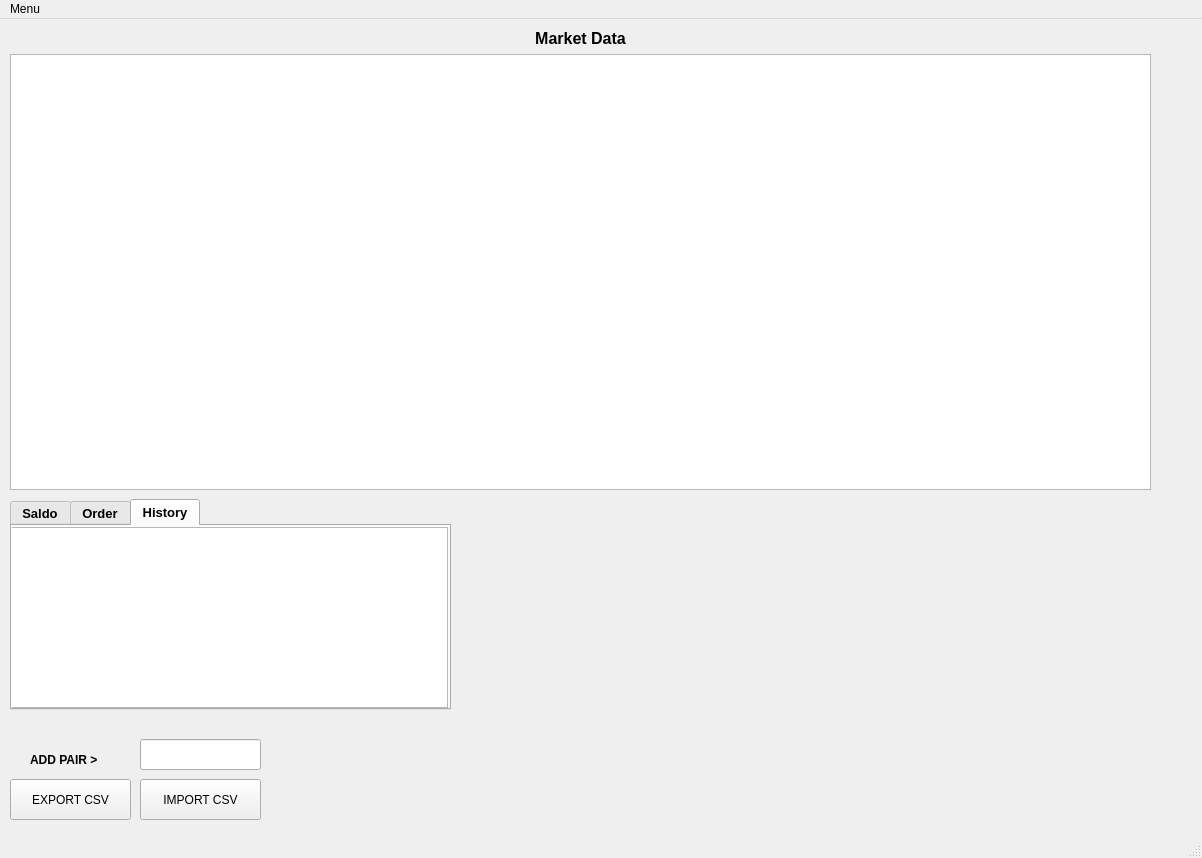
This is ui/main_window.ui in Sulato86/gateio as Qt 5 draws it before an edit. The edited form follows.
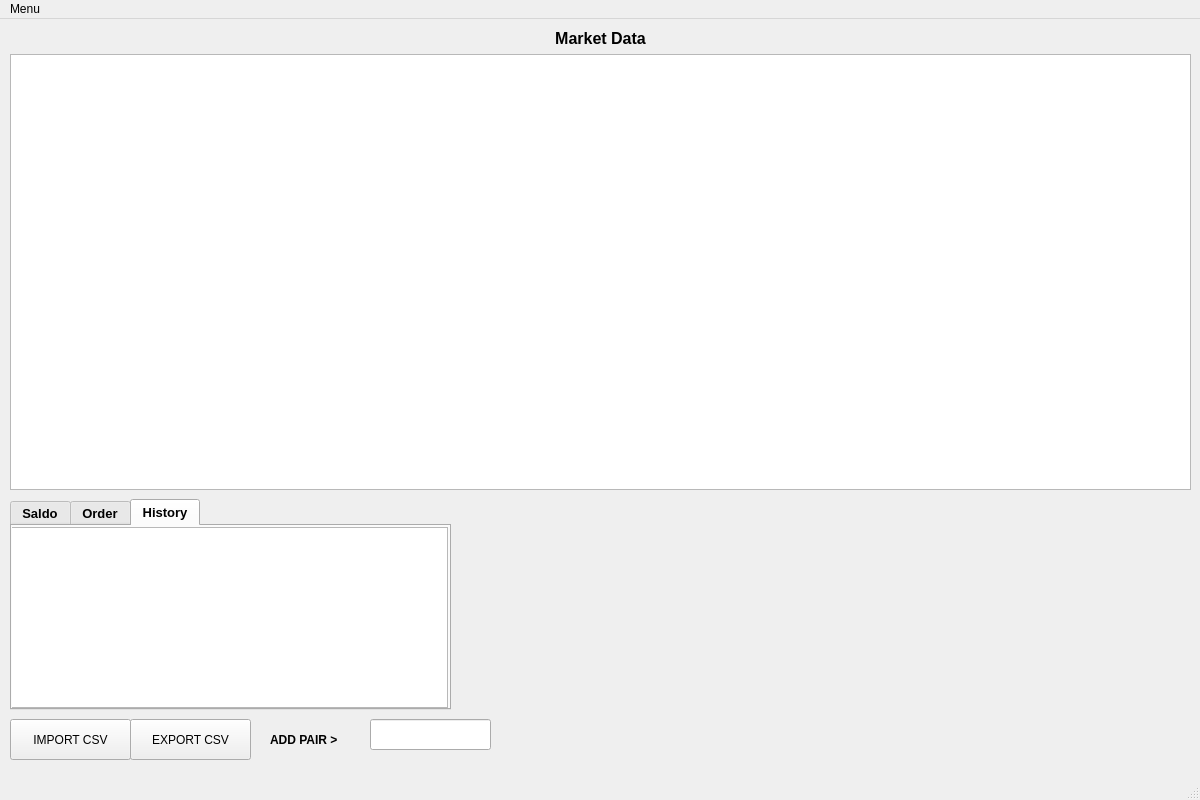
This is the edited form.

```diff
--- a/ui/main_window.ui
+++ b/ui/main_window.ui
@@ -6,8 +6,8 @@
    <rect>
     <x>0</x>
     <y>0</y>
-    <width>1202</width>
-    <height>858</height>
+    <width>1200</width>
+    <height>800</height>
    </rect>
   </property>
   <property name="sizePolicy">
@@ -29,8 +29,8 @@
    <widget class="QLineEdit" name="lineEdit_addpair">
     <property name="geometry">
      <rect>
-      <x>140</x>
-      <y>720</y>
+      <x>370</x>
+      <y>700</y>
       <width>121</width>
       <height>31</height>
      </rect>
@@ -46,8 +46,8 @@
    <widget class="QPushButton" name="pushButton_importmarketdata">
     <property name="geometry">
      <rect>
-      <x>140</x>
-      <y>760</y>
+      <x>10</x>
+      <y>700</y>
       <width>121</width>
       <height>41</height>
      </rect>
@@ -59,8 +59,8 @@
    <widget class="QLabel" name="label">
     <property name="geometry">
      <rect>
-      <x>30</x>
-      <y>730</y>
+      <x>270</x>
+      <y>710</y>
       <width>101</width>
       <height>21</height>
      </rect>
@@ -81,7 +81,7 @@
      <rect>
       <x>10</x>
       <y>10</y>
-      <width>1141</width>
+      <width>1181</width>
       <height>461</height>
      </rect>
     </property>
@@ -111,8 +111,8 @@
    <widget class="QPushButton" name="pushButton_exportmarketdata">
     <property name="geometry">
      <rect>
-      <x>10</x>
-      <y>760</y>
+      <x>130</x>
+      <y>700</y>
       <width>121</width>
       <height>41</height>
      </rect>
@@ -205,7 +205,7 @@
     <rect>
      <x>0</x>
      <y>0</y>
-     <width>1202</width>
+     <width>1200</width>
      <height>26</height>
     </rect>
    </property>
```
